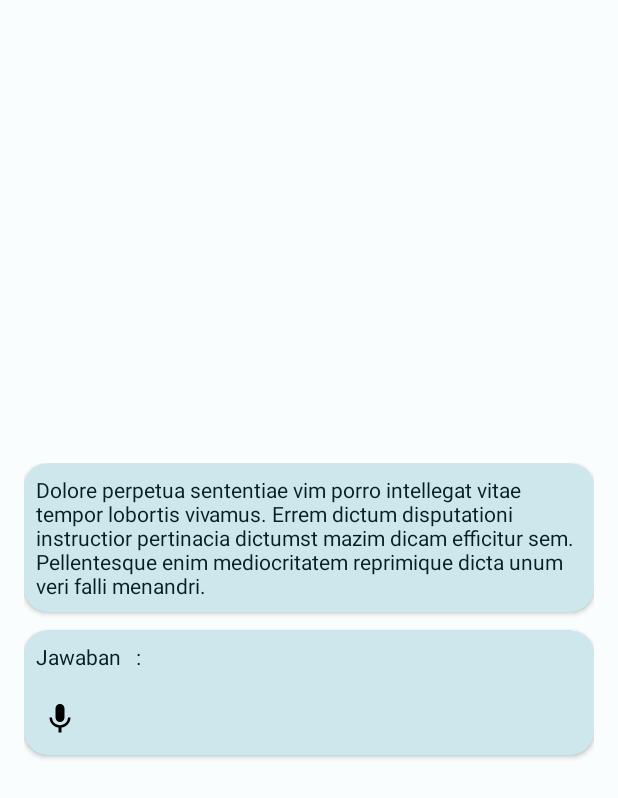
After one commit to ZenMachi/KOMIS_SekecaAssesmenKemampuanMembaca, an Android app: the layout item_row.xml on its own in the app's theme, with its tools: preview values and no code run, on a phone screen of 412 x 824 dp. The commit adds this screen. Shown: the top 798 px of the screen. Run offline under Robolectric (Android 15) with nearby library versions, the phone set to English and light mode, and no system bars.

Commit message:
added item row

```diff
--- /dev/null
+++ b/app/src/main/res/drawable/baseline_mic_24.xml
@@ -0,0 +1,5 @@
+<vector android:height="24dp" android:tint="#000000"
+    android:viewportHeight="24" android:viewportWidth="24"
+    android:width="24dp" xmlns:android="http://schemas.android.com/apk/res/android">
+    <path android:fillColor="@android:color/white" android:pathData="M12,14c1.66,0 2.99,-1.34 2.99,-3L15,5c0,-1.66 -1.34,-3 -3,-3S9,3.34 9,5v6c0,1.66 1.34,3 3,3zM17.3,11c0,3 -2.54,5.1 -5.3,5.1S6.7,14 6.7,11L5,11c0,3.41 2.72,6.23 6,6.72L11,21h2v-3.28c3.28,-0.48 6,-3.3 6,-6.72h-1.7z"/>
+</vector>
--- /dev/null
+++ b/app/src/main/res/layout/item_row.xml
@@ -0,0 +1,77 @@
+<?xml version="1.0" encoding="utf-8"?>
+<androidx.constraintlayout.widget.ConstraintLayout xmlns:android="http://schemas.android.com/apk/res/android"
+    android:layout_width="match_parent"
+    android:layout_height="wrap_content"
+    xmlns:app="http://schemas.android.com/apk/res-auto"
+    android:layout_gravity="center"
+    android:paddingHorizontal="16dp"
+    app:cardCornerRadius="16dp">
+
+    <androidx.cardview.widget.CardView
+        android:id="@+id/card1"
+        android:layout_width="match_parent"
+        android:layout_height="wrap_content"
+        android:backgroundTint="@color/md_theme_light_secondaryContainer"
+        app:cardCornerRadius="16dp"
+        app:layout_constraintTop_toTopOf="parent"
+        app:layout_constraintStart_toStartOf="parent"
+        app:layout_constraintEnd_toEndOf="parent">
+
+        <TextView
+            android:id="@+id/tvQuestion"
+            android:layout_width="wrap_content"
+            android:layout_height="wrap_content"
+            android:padding="8dp"
+            android:textColor="@color/md_theme_light_onSecondaryContainer"
+            android:text="Dolore perpetua sententiae vim porro intellegat vitae tempor lobortis vivamus. Errem dictum disputationi instructior pertinacia dictumst mazim dicam efficitur sem. Pellentesque enim mediocritatem reprimique dicta unum veri falli menandri."/>
+
+
+    </androidx.cardview.widget.CardView>
+
+    <androidx.cardview.widget.CardView
+        android:id="@+id/card2"
+        android:layout_width="match_parent"
+        android:layout_height="wrap_content"
+        android:backgroundTint="@color/md_theme_light_secondaryContainer"
+        app:cardCornerRadius="16dp"
+        android:layout_marginBottom="12dp"
+        android:layout_marginTop="12dp"
+        app:layout_constraintTop_toBottomOf="@id/card1"
+        app:layout_constraintStart_toStartOf="parent"
+        app:layout_constraintBottom_toBottomOf="parent"
+        app:layout_constraintEnd_toEndOf="parent">
+
+        <androidx.constraintlayout.widget.ConstraintLayout
+            android:layout_width="match_parent"
+            android:layout_height="match_parent">
+
+            <TextView
+                android:id="@+id/tvAnswerTitle"
+                android:layout_width="wrap_content"
+                android:layout_height="wrap_content"
+                android:padding="8dp"
+                android:textColor="@color/md_theme_light_onSecondaryContainer"
+                app:layout_constraintTop_toTopOf="parent"
+                app:layout_constraintStart_toStartOf="parent"
+                android:text="Jawaban   :"/>
+
+            <ImageButton
+                android:id="@+id/btnMic"
+                android:layout_width="48dp"
+                android:layout_height="48dp"
+                android:contentDescription="Mic"
+                android:background="@null"
+                app:layout_constraintTop_toBottomOf="@id/tvAnswerTitle"
+                app:layout_constraintStart_toStartOf="parent"
+                app:layout_constraintBottom_toBottomOf="parent"
+                android:src="@drawable/baseline_mic_24"/>
+
+
+        </androidx.constraintlayout.widget.ConstraintLayout>
+
+
+
+
+    </androidx.cardview.widget.CardView>
+
+</androidx.constraintlayout.widget.ConstraintLayout>
```
Also changed, not shown: app/src/main/res/layout/activity_huruf.xml (+64 -7 lines).
